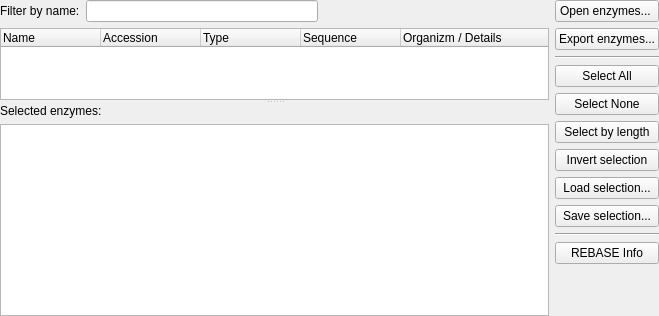
Qt form src/plugins/enzymes/src/ui/EnzymesSelectorWidget.ui (violethaze74/ugene) before a commit.
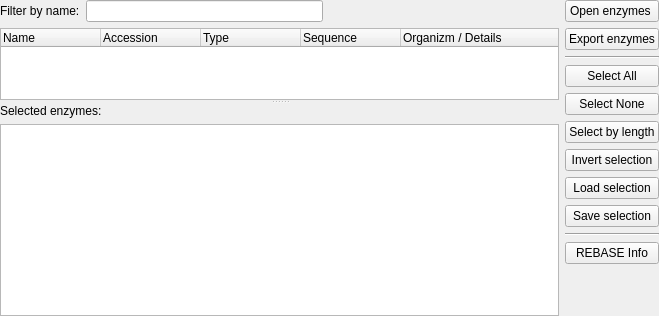
The same form after that commit.

What changed in the file:
```diff
--- a/src/plugins/enzymes/src/ui/EnzymesSelectorWidget.ui
+++ b/src/plugins/enzymes/src/ui/EnzymesSelectorWidget.ui
@@ -148,7 +148,7 @@
         <string>Load enzymes database</string>
        </property>
        <property name="text">
-        <string>Open enzymes... </string>
+        <string>Open enzymes </string>
        </property>
       </widget>
      </item>
@@ -158,7 +158,7 @@
         <string>Export current selection as new database</string>
        </property>
        <property name="text">
-        <string>Export enzymes...</string>
+        <string>Export enzymes</string>
        </property>
       </widget>
      </item>
@@ -215,7 +215,7 @@
         <string>Hint: selection file should contain enzymes' names separtated by whitespaces or commas</string>
        </property>
        <property name="text">
-        <string>Load selection...</string>
+        <string>Load selection</string>
        </property>
       </widget>
      </item>
@@ -225,7 +225,7 @@
         <string>Save selected enzymes list to a text file</string>
        </property>
        <property name="text">
-        <string>Save selection...</string>
+        <string>Save selection</string>
        </property>
       </widget>
      </item>
```
